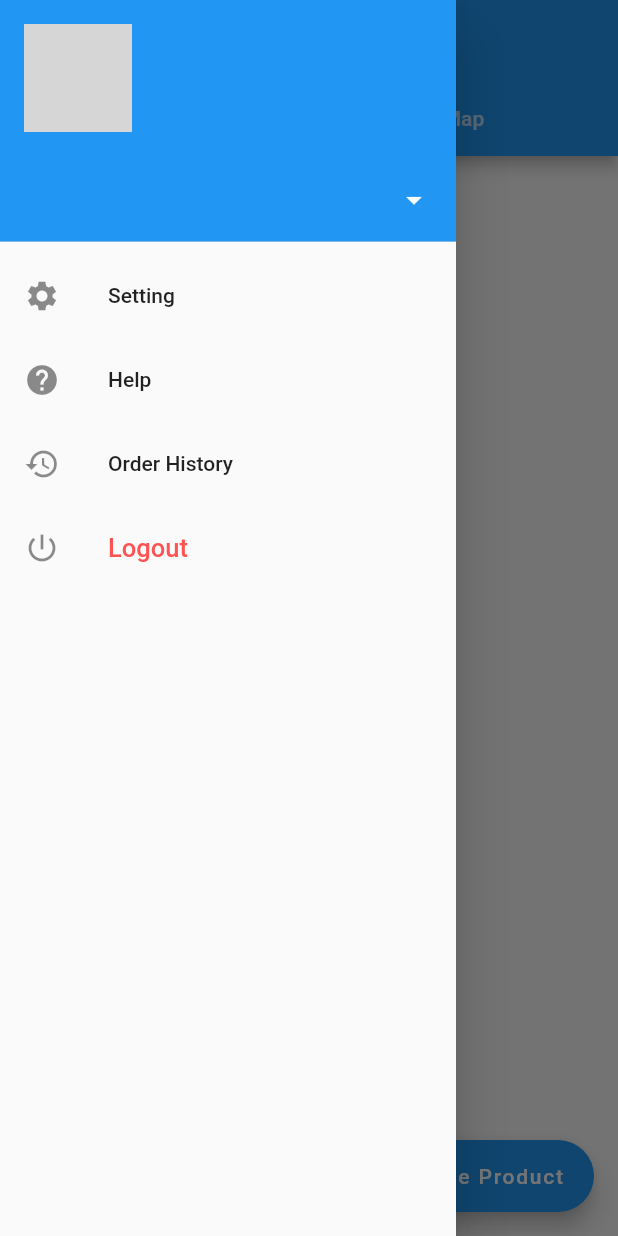
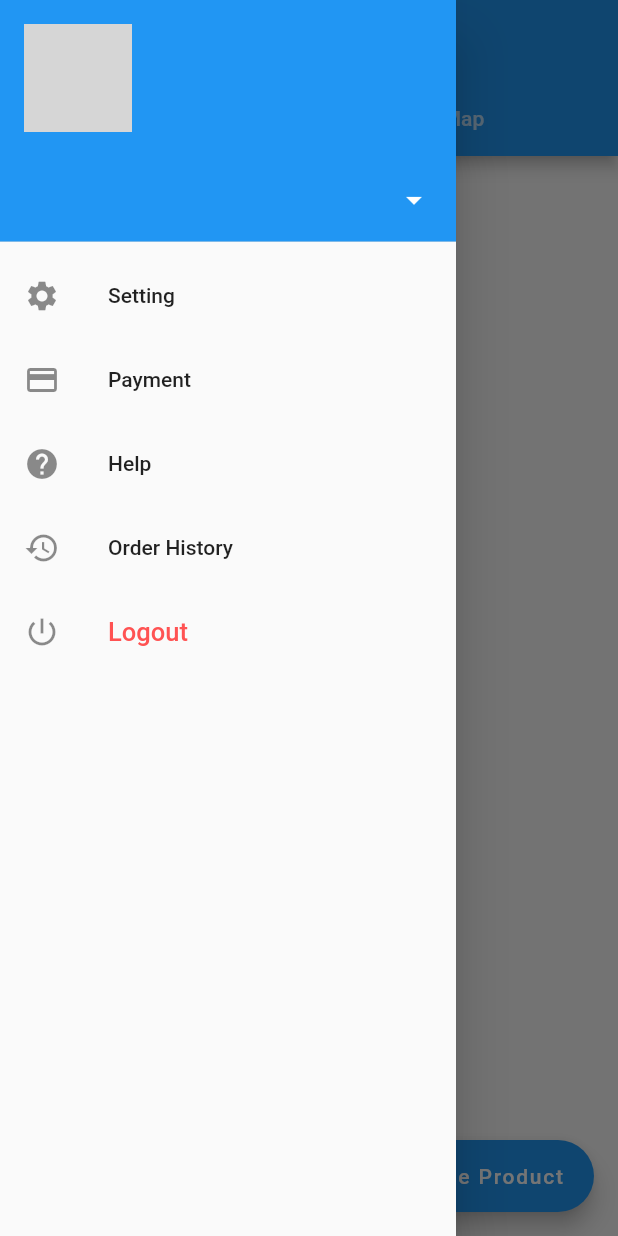
Before and after one commit to MMHossaini/Flutter-Demo, a Flutter app: the HomePage screen opened directly, with the side drawer open, on a phone screen of 412 x 824 dp. Run offline on Flutter 3.47's test engine with Material 2 defaults, Android fonts, the phone set to English and light mode, and no system bars; our stand-ins replace cloud_firestore, firebase_auth, flushbar, flutter_swiper, google_maps_flutter, shared_preferences; accounts and stored records are empty; network calls fail; grey boxes are pictures that could not be loaded.

```diff
--- a/lib/main.dart
+++ b/lib/main.dart
@@ -1,5 +1,6 @@
 import 'package:app/ui/screens/error-screen.dart';
 import 'package:app/ui/screens/home.dart';
+import 'package:app/ui/screens/payment-screen.dart';
 import 'package:app/ui/screens/walk-through-page.dart';
 import 'package:firebase_auth/firebase_auth.dart';
 import 'package:flutter/material.dart';
@@ -47,6 +48,7 @@ class App extends StatelessWidget {
           '/login': (BuildContext context) => LoginPage(),
           '/register': (BuildContext context) => RegisterPage(),
           '/forgot-password': (BuildContext context) => ForgotPasswordPage(),
+          '/payment': (BuildContext context) => PaymentScreen(),
         });
   }
 
--- a/lib/ui/screens/home.dart
+++ b/lib/ui/screens/home.dart
@@ -79,6 +79,12 @@ class HomePageState extends State<HomePage> {
                           );
                         }),
                     new ListTile(
+                        leading: Icon(Icons.payment),
+                        title: new Text("Payment"),
+                        onTap: () {
+                          Navigator.pushNamed(context, '/payment');
+                        }),
+                    new ListTile(
                         leading: Icon(Icons.help),
                         title: new Text("Help"),
                         onTap: () {
```
Also changed, not shown: lib/ui/screens/payment-screen.dart (added, +18 -0 lines).
